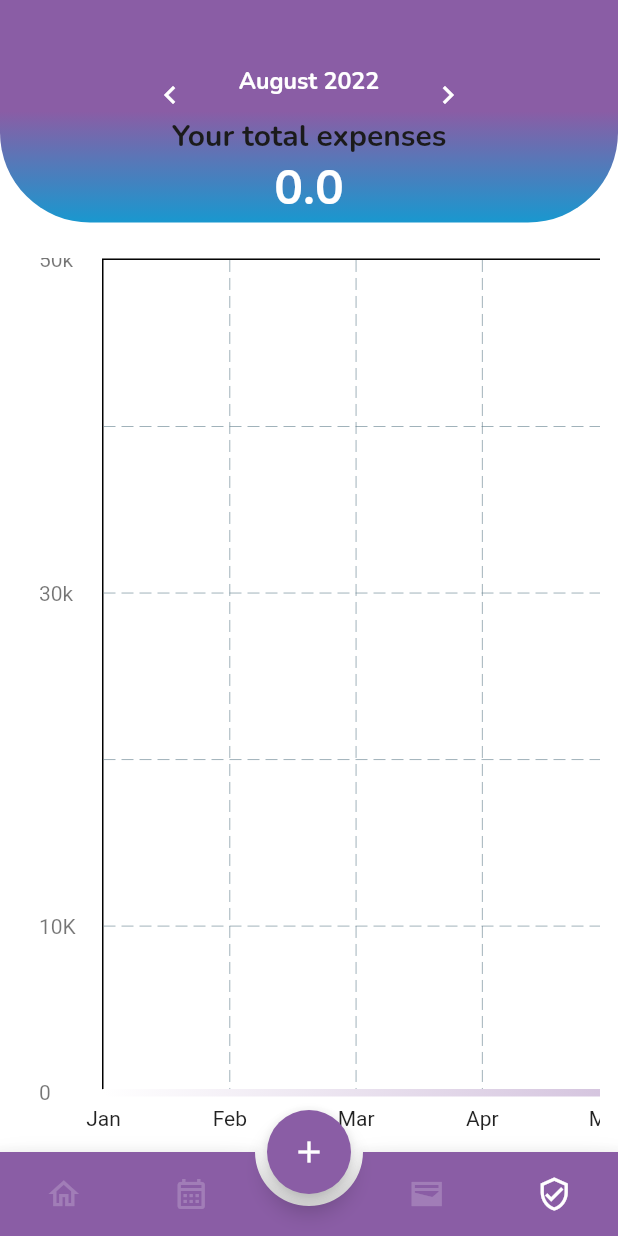
After one commit to Pavlik2338/registration-master, a Flutter app: the GraficPAge screen opened directly, on a phone screen of 412 x 824 dp. The commit adds this screen. Run offline on Flutter 3.47's test engine with Material 2 defaults, Android fonts, the phone set to English and light mode, and no system bars; drawn by our look-alikes of animated_bottom_navigation_bar, fl_chart; our stand-ins replace bloc, cloud_firestore, dropdown_button2, equatable, firebase_auth, firebase_core and 5 more; missing offline and left inert: dart:ffi; accounts and stored records are empty.

Commit message:
many small and large changes

```diff
--- a/lib/blocs/trancation/trancation_event.dart
+++ b/lib/blocs/trancation/trancation_event.dart
@@ -43,11 +43,7 @@ class EditTrancationEvent extends TrancationEvent {
       this.description = ''});
 }
 
-class FoundDateEvent extends TrancationEvent {
-  final int month;
-  final int year;
-  FoundDateEvent({required this.month,required this.year});
-}
+
 
 class ChangeReadinessEvent extends TrancationEvent {
   final TransactionModel transaction;
@@ -58,3 +54,11 @@ class DeleteTransactionEvent extends TrancationEvent {
   final TransactionModel transaction;
   DeleteTransactionEvent({required this.transaction});
 }
+class FetchEvent extends TrancationEvent{
+
+}
+class DateChanged extends TrancationEvent {
+  final MonthYear newDate;
+
+  const DateChanged({required this.newDate});
+}
--- a/lib/blocs/trancation/trancation_state.dart
+++ b/lib/blocs/trancation/trancation_state.dart
@@ -9,13 +9,17 @@ abstract class TrancationState extends Equatable {
 
 class TrancationInitial extends TrancationState {}
 
-class TrancationFound extends TrancationState {
-  final Stream stream;
-  TrancationFound({required this.stream});
-}
+
 
 class TrancationLoading extends TrancationState {}
 
 class TrancationSuccess extends TrancationState {}
 
 class TrancationError extends TrancationState {}
+class FetchLoadingState extends TrancationState {}
+
+class FetchState extends TrancationState {
+  final List<TransactionModel> transactions;
+
+  const FetchState(this.transactions);
+}
--- a/lib/pages/edit_transaction.dart
+++ b/lib/pages/edit_transaction.dart
@@ -171,6 +171,7 @@ void saveType(TransactionType newType) {
                 child: MainButtonDark(
                   name: 'Edit',
                   onPressed: () {
+                      Navigator.pop(context);
                     context.read<TrancationBloc>().add(EditTrancationEvent(
                         id: id,
                         status: currentStatus,
--- /dev/null
+++ b/lib/pages/grafic_page.dart
@@ -0,0 +1,62 @@
+
+import 'package:flutter/material.dart';
+import 'package:flutter_bloc/flutter_bloc.dart';
+import 'package:flutter_screenutil/flutter_screenutil.dart';
+import 'package:registration/blocs/trancation/trancation_bloc.dart';
+import 'package:registration/repositories/transaction_repository.dart';
+import 'package:registration/widgets/budget_widgets/top_widget.dart';
+import 'package:registration/widgets/grafic/line_chart.dart';
+
+import '../resources/constants/colors.dart';
+import '../widgets/navigation_bar.dart';
+import 'add_transaction/add_lisiner.dart';
+
+class GraficPAge extends StatelessWidget {
+  const GraficPAge({Key? key}) : super(key: key);
+
+  @override
+  Widget build(BuildContext context) {
+    return Scaffold(
+      floatingActionButton: FloatingActionButton(
+        backgroundColor: purple,
+        onPressed: () {
+          Navigator.push(context,
+              MaterialPageRoute(builder: (context) => AddTransactionPage()));
+        },
+        child: const Icon(
+          Icons.add,
+          color: Colors.white,
+        ),
+      ),
+      floatingActionButtonLocation: FloatingActionButtonLocation.centerDocked,
+      bottomNavigationBar: FloatingNavigationBar(
+        currentIndex: 3,
+      ),
+      body: BlocProvider(
+          create: (context) =>
+              TrancationBloc(repository: TransactionRepository())
+                ..add(FetchEvent()),
+                child:ListView(
+                  children: [
+                    Column(
+                      children: [
+                        TopWidget(ready: true, title: 'Your total expenses'),
+                        Padding(
+                          padding: const EdgeInsets.symmetric(horizontal: 12,vertical: 24),
+                          child: SizedBox(
+                            height: 570.h,
+                            child: ListView(
+                               scrollDirection: Axis.horizontal,
+                              children: const [
+                                LineChartWidget(),
+                              ],
+                            ),
+                          ),
+                        )
+                      ],
+                    )
+                  ],
+                ) ,),
+    );
+  }
+}
--- a/lib/repositories/transaction_repository.dart
+++ b/lib/repositories/transaction_repository.dart
@@ -1,11 +1,13 @@
 import 'package:cloud_firestore/cloud_firestore.dart';
 import 'package:firebase_auth/firebase_auth.dart';
 import 'package:firebase_core/firebase_core.dart';
+import 'package:fl_chart/fl_chart.dart';
 import 'package:flutter/cupertino.dart';
 import 'package:registration/models/transaction_category.dart';
 import 'package:registration/models/user_model.dart';
 import 'package:registration/repositories/login_repository.dart';
 import 'dart:async';
+import '../models/month_year_model.dart';
 import '../models/trancation_model.dart';
 import '../resources/constants/enums.dart';
 
@@ -74,6 +76,7 @@ class TransactionRepository {
       required TransactionCategory category,
       required double value,
       String? description}) async {
+    bool success = false;
     try {
       final docTransaction = FirebaseFirestore.instance
           .collection('users')
@@ -92,21 +95,19 @@ class TransactionRepository {
           .toJson();
 
       docTransaction.set(transToJson);
-      return true;
+      return success = true;
     } on FirebaseAuthException catch (e) {
       print(e.message);
-      return false;
+      return    success = false;
     }
   }
 
-  double resualtMoney(
-      {required AsyncSnapshot<dynamic> snap, required bool ready}) {
+  double resualtMoney2(
+      {required List<TransactionModel> list, required bool ready}) {
     double sum = 0;
     if (ready) {
-      for (var elem in snap.data!.docs
-          .map((DocumentSnapshot doc) => doc.data()! as Map<String, dynamic>)
-          .where((elem) => elem['ready'] == true)) {
-        var transaction = TransactionModel.fromJson(elem);
+      for (var elem in list.where((elem) => elem.ready == true)) {
+        var transaction = elem;
         if (transaction.type == TransactionType.profit) {
           sum += transaction.value;
         } else {
@@ -114,9 +115,8 @@ class TransactionRepository {
         }
       }
     } else {
-      for (var elem in snap.data!.docs
-          .map((DocumentSnapshot doc) => doc.data()! as Map<String, dynamic>)) {
-        var transaction = TransactionModel.fromJson(elem);
+      for (var elem in list) {
+        var transaction = elem;
         if (transaction.type == TransactionType.profit) {
           sum += transaction.value;
         } else {
@@ -128,6 +128,7 @@ class TransactionRepository {
   }
 
   Future<bool> changeReadiness({required TransactionModel transaction}) async {
+    bool success = false;
     try {
       transaction.ready = !transaction.ready;
       final docChange = FirebaseFirestore.instance
@@ -136,9 +137,9 @@ class TransactionRepository {
           .collection('transactions')
           .doc(transaction.id);
       docChange.set(transaction.toJson());
-      return true;
+      return success = true;
     } on FirebaseAuthException catch (e) {
-      return false;
+      return success=false;
     }
   }
 
@@ -150,4 +151,32 @@ class TransactionRepository {
         .doc(transaction.id)
         .delete();
   }
+
+  bool compareDate(DateTime date, MonthYear selectedDate) {
+    if (date.year == selectedDate.year) {
+      if (date.month == selectedDate.month) {
+        return true;
+      } else {
+        return false;
+      }
+    } else {
+      return false;
+    }
+  }
+
+  List<FlSpot> spotsGrafic({required List<TransactionModel> tranc}) {
+    List<FlSpot> spots = [];
+    List<double> sumOfMonth = [0, 0, 0, 0, 0, 0, 0, 0, 0, 0, 0, 0];
+    for (var transaction in tranc.where((element) => element.ready == true)) {
+      if (transaction.type == TransactionType.profit) {
+        sumOfMonth[transaction.date.month - 1] += transaction.value;
+      } else {
+        sumOfMonth[transaction.date.month - 1] -= transaction.value;
+      }
+    }
+    for (int i = 0; i < 12; i++) {
+      spots.add(FlSpot(i.toDouble(), sumOfMonth[i] / 10000));
+    }
+    return spots;
+  }
 }
--- a/lib/widgets/budget_widgets/budget_list/transaction_list.dart
+++ b/lib/widgets/budget_widgets/budget_list/transaction_list.dart
@@ -2,9 +2,6 @@ import 'package:flutter/material.dart';
 import 'package:flutter_bloc/flutter_bloc.dart';
 import 'package:flutter_screenutil/flutter_screenutil.dart';
 import 'package:intl/intl.dart';
-import 'package:registration/models/transaction_category.dart';
-
-import 'package:registration/resources/constants/path_images.dart';
 import 'package:registration/widgets/budget_widgets/dialog_window.dart';
 import '../../../blocs/trancation/trancation_bloc.dart';
 import '../../../models/trancation_model.dart';
--- /dev/null
+++ b/lib/widgets/budget_widgets/top_widget.dart
@@ -0,0 +1,56 @@
+import 'package:flutter/material.dart';
+import 'package:flutter_bloc/flutter_bloc.dart';
+import 'package:flutter_screenutil/flutter_screenutil.dart';
+import 'package:registration/blocs/trancation/trancation_bloc.dart';
+
+import '../../repositories/transaction_repository.dart';
+import '../../resources/theme/custom_theme.dart';
+import 'month_view.dart';
+
+class TopWidget extends StatelessWidget {
+  final String title;
+  final bool ready;
+  TopWidget({required this.ready, required this.title});
+
+  @override
+  Widget build(BuildContext context) {
+    return Container(
+      height: 144.h,
+      width: 363.w,
+      decoration: const BoxDecoration(
+        borderRadius: BorderRadius.only(
+            bottomRight: Radius.circular(60.0),
+            bottomLeft: Radius.circular(60.0)),
+        gradient: LinearGradient(
+          colors: [
+            Color.fromRGBO(138, 93, 165, 1),
+            Color.fromRGBO(25, 152, 207, 1),
+          ],
+          begin: Alignment.center,
+          end: Alignment.bottomCenter,
+        ),
+      ),
+      child: Column(
+        mainAxisAlignment: MainAxisAlignment.end,
+        children: [
+          const MonthView(),
+          Text(title, style: CustomTheme.lightTheme.textTheme.headline1),
+          BlocBuilder<TrancationBloc, TrancationState>(
+            builder: (context, state) {
+              if (state is FetchState) {
+                return Text(
+                  TransactionRepository()
+                      .resualtMoney2(list: state.transactions, ready: ready)
+                      .toString(),
+                  style: CustomTheme.lightTheme.textTheme.headline1
+                      ?.copyWith(color: Colors.white, fontSize: 32),
+                );
+              }
+              return const Text("You haven't transaction on this month");
+            },
+          )
+        ],
+      ),
+    );
+  }
+}
--- /dev/null
+++ b/lib/widgets/grafic/bottom_title_line_chart.dart
@@ -0,0 +1,53 @@
+import 'package:fl_chart/fl_chart.dart';
+import 'package:flutter/material.dart';
+
+Widget bottomTitleWidgets(double value, TitleMeta meta) {
+
+  String text;
+  switch (value.toInt()) {
+case 0:
+      text = "Jan";
+      break;
+    case 1:
+      text = "Feb";
+      break;
+    case 2:
+      text = "Mar";
+      break;
+    case 3:
+      text = "Apr";
+      break;
+    case 4:
+      text = "May";
+      break;
+    case 5:
+      text = "Jun";
+      break;
+    case 6:
+      text = "Jul";
+      break;
+    case 7:
+      text = "Aug";
+      break;
+    case 8:
+      text = "Sep";
+      break;
+    case 9:
+      text = "Oct";
+      break;
+    case 10:
+      text = "Nov";
+      break;
+    case 11:
+      text = "Dec";
+      break;
+      default:
+      return Container();
+  }
+
+    return SideTitleWidget(
+      axisSide: meta.axisSide,
+      space: 8.0,
+      child: Text(text),
+    );
+}
--- /dev/null
+++ b/lib/widgets/grafic/left_title_line_chart.dart
@@ -0,0 +1,91 @@
+import 'package:fl_chart/fl_chart.dart';
+import 'package:flutter/material.dart';
+
+import '../../resources/theme/custom_theme.dart';
+
+Widget leftTitleWidgets(double value, TitleMeta meta) {
+  String text;
+  if (value > 0 || value <= 5) {
+    switch (value.toInt()) {
+      case 0:
+        text = '0';
+        break;
+      case 1:
+        text = '10K';
+        break;
+      case 3:
+        text = '30k';
+        break;
+      case 5:
+        text = '50k';
+        break;
+           default:
+        return Container();
+    }
+  } else if (value > 5 || value <= 11) {
+    switch (value.toInt()) {
+      case 6:
+        text = '60K';
+        break;
+      case 8:
+        text = '80k';
+        break;
+      case 11:
+        text = '110k';
+        break;
+        default:
+        return Container();
+    }
+  } else if (value > 11 || value <= 17) {
+    switch (value.toInt()) {
+      case 11:
+        text = '110K';
+        break;
+      case 15:
+        text = '150k';
+        break;
+      case 17:
+        text = '170k';
+        break;
+       default:
+        return Container();
+    }
+  } else if (value > 17 || value <= 25) {
+    switch (value.toInt()) {
+      case 17:
+        text = '170K';
+        break;
+      case 20:
+        text = '200k';
+        break;
+      case 25:
+        text = '250k';
+        break;
+        default:
+        return Container();
+    }
+  } else if (value > 25 || value <= 50) {
+    switch (value.toInt()) {
+      case 25:
+        text = '250K';
+        break;
+      case 35:
+        text = '350k';
+        break;
+      case 45:
+        text = '450k';
+        break;
+      case 50:
+        text = '500k';
+        break;
+      default:
+        return Container();
+    }
+  }else{
+    return Container();
+  }
+
+  return Text(text,
+      style: CustomTheme.lightTheme.textTheme.headline3,
+      textAlign: TextAlign.left);
+}
--- /dev/null
+++ b/lib/widgets/grafic/line_chart.dart
@@ -0,0 +1,100 @@
+import 'package:flutter/material.dart';
+import 'package:flutter_bloc/flutter_bloc.dart';
+import 'package:registration/blocs/trancation/trancation_bloc.dart';
+import 'package:fl_chart/fl_chart.dart';
+import 'package:registration/repositories/transaction_repository.dart';
+
+import '../../resources/constants/colors.dart';
+import 'bottom_title_line_chart.dart';
+import 'left_title_line_chart.dart';
+
+class LineChartWidget extends StatefulWidget {
+  const LineChartWidget({Key? key}) : super(key: key);
+
+  @override
+  State<LineChartWidget> createState() => _LineChartWidgetState();
+}
+
+class _LineChartWidgetState extends State<LineChartWidget> {
+  @override
+  Widget build(BuildContext context) {
+    return AspectRatio(
+      aspectRatio: 1.70,
+      child: Container(
+          padding: const EdgeInsets.symmetric(horizontal: 14),
+          child: BlocBuilder<TrancationBloc,TrancationState>(
+            builder: (context, state) {
+              if (state is FetchLoadingState) {
+                return const Center(child: CircularProgressIndicator());
+              }
+              if (state is FetchState) {
+                return LineChart(
+                  LineChartData(
+                      gridData: FlGridData(
+                        show: true,
+                        drawHorizontalLine: true,
+                        horizontalInterval: 1,
+                        verticalInterval: 1,
+                      ),
+                      titlesData: FlTitlesData(
+                        show: true,
+                        rightTitles: AxisTitles(
+                          sideTitles: SideTitles(showTitles: false),
+                        ),
+                        topTitles: AxisTitles(
+                          sideTitles: SideTitles(showTitles: false),
+                        ),
+                        bottomTitles: AxisTitles(
+                          sideTitles: SideTitles(
+                            showTitles: true,
+                            reservedSize: 30,
+                            interval: 1,
+                            getTitlesWidget: bottomTitleWidgets,
+                          ),
+                        ),
+                        leftTitles: AxisTitles(
+                          sideTitles: SideTitles(
+                            showTitles: true,
+                            interval: 1,
+                            getTitlesWidget: leftTitleWidgets,
+                            reservedSize: 42,
+                          ),
+                        ),
+                      ),
+                      borderData: FlBorderData(
+                        show: true,
+                      ),
+                      minX: 0,
+                      maxX: 11,
+                      minY: 0,
+                      maxY: 5,
+                      lineBarsData: [
+                        LineChartBarData(
+                          spots: TransactionRepository()
+                              .spotsGrafic(tranc: state.transactions),
+                          isCurved: true,
+                          gradient: const LinearGradient(
+                            colors: [
+                              Colors.white,
+                              purple,
+                            ],
+                            begin: Alignment.centerLeft,
+                            end: Alignment.centerRight,
+                          ),
+                          barWidth: 5,
+                          isStrokeCapRound: true,
+                          dotData: FlDotData(
+                            show: false,
+                          ),
+                          belowBarData: BarAreaData(show: false),
+                        ),
+                      ]),
+                );
+              }else {
+            return Container();
+          }
+            },
+          )),
+    );
+  }
+}
--- a/lib/widgets/textfields/description.dart
+++ b/lib/widgets/textfields/description.dart
@@ -34,10 +34,13 @@ class DescriptionField extends StatelessWidget {
               child: Text(nameField),
             ),
           ),
+
+
           labelStyle: CustomTheme.lightTheme.textTheme.labelMedium,
           floatingLabelBehavior: FloatingLabelBehavior.never,
           border: OutlineInputBorder(borderRadius: BorderRadius.circular(10)),
           focusedBorder: OutlineInputBorder(
+
             borderSide: const BorderSide(color: purple),
             borderRadius: BorderRadius.circular(10),
           ),
--- a/pubspec.yaml
+++ b/pubspec.yaml
@@ -46,6 +46,7 @@ dependencies:
   toggle_switch: ^2.0.1
   dropdown_button2: ^1.7.1
   animated_bottom_navigation_bar: ^1.0.1
+  fl_chart: ^0.55.1
 
 
 
```
Also changed, not shown: lib/blocs/trancation/trancation_bloc.dart (+42 -8 lines), lib/pages/add_transaction/add_transaction_page.dart (+4 -7 lines), lib/widgets/budget_widgets/budget_list/transaction_list_json.dart (+21 -23 lines), lib/widgets/budget_widgets/budget_page_widget.dart (+8 -38 lines), lib/widgets/budget_widgets/month_view.dart (+7 -3 lines), lib/widgets/budget_widgets/row/transaction_row_tojson.dart (+15 -23 lines), lib/widgets/navigation_bar.dart (+5 -6 lines), pubspec.lock.
